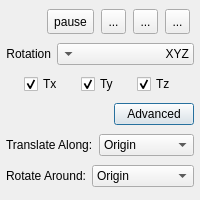
Before: the Qt Designer form qCC/ui_templates/graphicalTransformationDlg.ui in CloudCompare/CloudCompare, drawn with Qt 5.
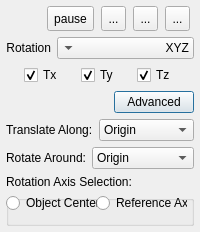
After: the same form once the commit is applied. Icons and pictures are not drawn.

Commit message: add adv rotate functionality

```diff
--- a/qCC/ui_templates/graphicalTransformationDlg.ui
+++ b/qCC/ui_templates/graphicalTransformationDlg.ui
@@ -7,7 +7,7 @@
     <x>0</x>
     <y>0</y>
     <width>200</width>
-    <height>200</height>
+    <height>225</height>
    </rect>
   </property>
   <property name="sizePolicy">
@@ -353,6 +353,56 @@
      </item>
     </layout>
    </item>
+   <item>
+    <widget class="QLabel" name="rotAxisLabel">
+     <property name="sizePolicy">
+      <sizepolicy hsizetype="Preferred" vsizetype="Preferred">
+       <horstretch>0</horstretch>
+       <verstretch>0</verstretch>
+      </sizepolicy>
+     </property>
+     <property name="text">
+      <string>Rotation Axis Selection:</string>
+     </property>
+    </widget>
+   </item>
+   <item>
+    <layout class="QHBoxLayout" name="horizontalLayout_7">
+     <item>
+      <widget class="QGroupBox" name="groupBox">
+       <property name="title">
+        <string/>
+       </property>
+       <widget class="QRadioButton" name="refAxisRadio">
+        <property name="geometry">
+         <rect>
+          <x>90</x>
+          <y>0</y>
+          <width>91</width>
+          <height>16</height>
+         </rect>
+        </property>
+        <property name="text">
+         <string>Reference Axis</string>
+        </property>
+       </widget>
+       <widget class="QRadioButton" name="objCenterRadio">
+        <property name="geometry">
+         <rect>
+          <x>0</x>
+          <y>0</y>
+          <width>91</width>
+          <height>16</height>
+         </rect>
+        </property>
+        <property name="text">
+         <string>Object Center</string>
+        </property>
+       </widget>
+      </widget>
+     </item>
+    </layout>
+   </item>
   </layout>
  </widget>
  <resources>
```
The commit also changes 2 other files.
